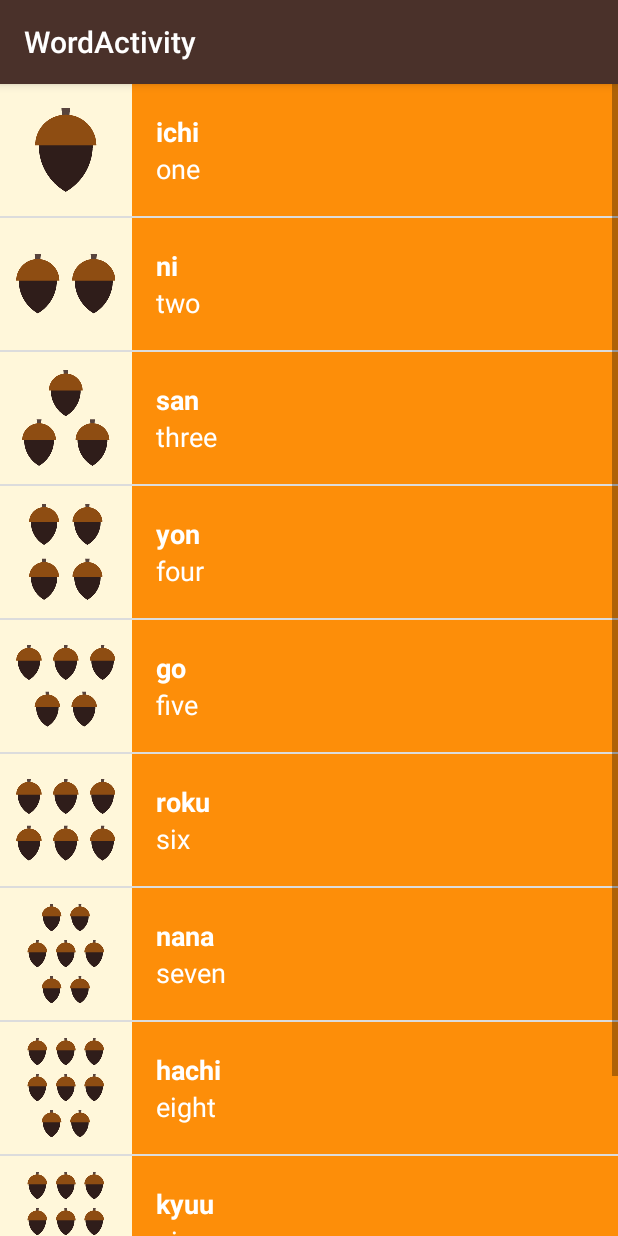
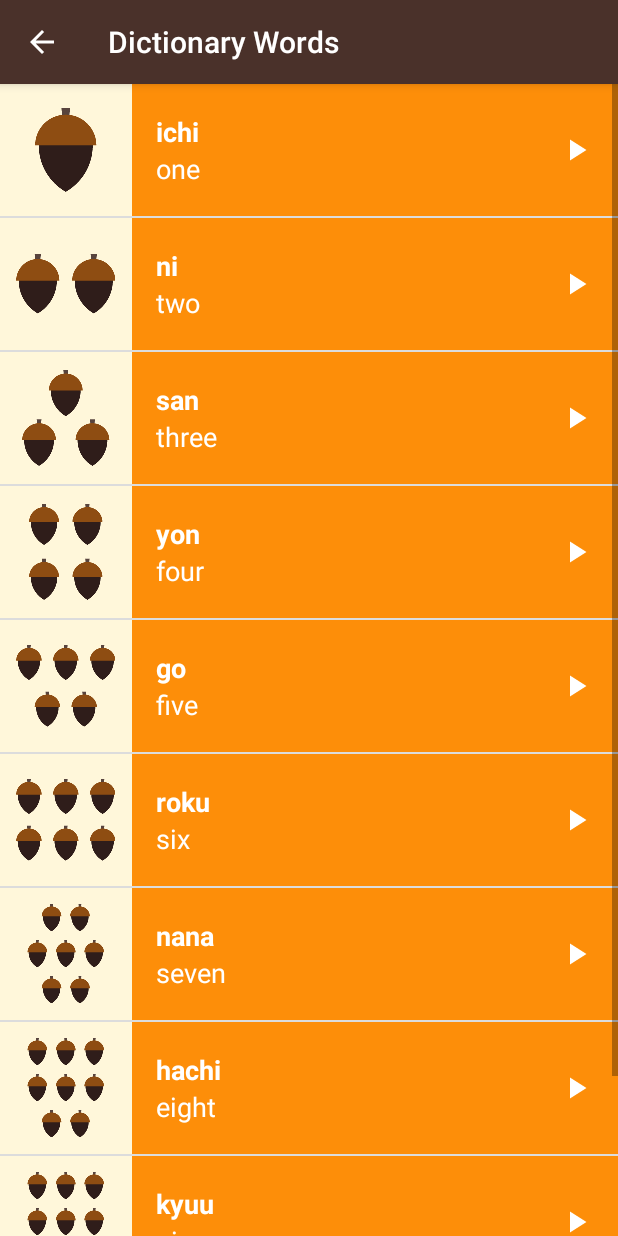
Before and after one commit to bqfix/Japanese-Dictionary, an Android app: the WordActivity screen opened directly, with no data from a screen before it, after a tap on "ni", on a phone screen of 412 x 824 dp. Run offline under Robolectric (Android 15) with nearby library versions, the phone set to English and light mode, and no system bars; 1 statement that could not run was skipped.

Commit message:
Added Up functionality, minor visual changes

```diff
--- a/app/src/main/AndroidManifest.xml
+++ b/app/src/main/AndroidManifest.xml
@@ -29,7 +29,8 @@
                 <category android:name="android.intent.category.LAUNCHER" />
             </intent-filter>
         </activity>
-        <activity android:name=".WordActivity" android:label="WordActivity"/>
+        <activity android:name=".WordActivity" android:label="Dictionary Words"
+            android:parentActivityName=".MainActivity"/>
         <activity android:name=".NumbersActivity" android:label="Numbers"/>
         <activity android:name=".FamilyActivity" android:label="Family" />
         <activity android:name=".ColorsActivity" android:label="Colors" />
--- a/app/src/main/java/com/example/android/miwok/WordActivity.java
+++ b/app/src/main/java/com/example/android/miwok/WordActivity.java
@@ -1,6 +1,8 @@
 package com.example.android.miwok;
 
+import android.content.Context;
 import android.content.Intent;
+import android.media.AudioManager;
 import android.media.MediaPlayer;
 import android.os.Bundle;
 import android.support.v7.app.AppCompatActivity;
@@ -80,9 +82,11 @@ public class WordActivity extends AppCompatActivity {
         if (mMediaPlayer != null) {
             mMediaPlayer.release();
             mMediaPlayer = null;
+            mAudioManager.abandonAudioFocus(mAudioFocusListener);
         }
     }
 
+    //Initialized OnCompletionListener to know when to release MediaPlayer after playback
     private final MediaPlayer.OnCompletionListener mOnCompletionListener = new MediaPlayer.OnCompletionListener() {
         @Override
         public void onCompletion(MediaPlayer mediaPlayer) {
@@ -90,10 +94,29 @@ public class WordActivity extends AppCompatActivity {
         }
     };
 
+    //Initialize an AudioManager
+    private AudioManager mAudioManager;
+
+
+    //Initialize AudioFocus Listener
+    AudioManager.OnAudioFocusChangeListener mAudioFocusListener = new AudioManager.OnAudioFocusChangeListener() {
+        @Override
+        public void onAudioFocusChange(int focusChange) {
+            if (focusChange == AudioManager.AUDIOFOCUS_GAIN) {
+                mMediaPlayer.start();
+            } else {
+                releaseMediaPlayer();
+            }
+        }
+    };
+
     @Override
     protected void onCreate(Bundle savedInstanceState) {
         super.onCreate(savedInstanceState);
         setContentView(R.layout.word_list);
+
+        //Up button functionality
+        getSupportActionBar().setDisplayHomeAsUpEnabled(true);
 
         //Choose the ArrayList
         Intent previousIntent = getIntent();
@@ -138,6 +161,9 @@ public class WordActivity extends AppCompatActivity {
         //Assign items to ListView via adapter
         listView.setAdapter(itemsAdapter);
 
+        //Assign Audio Manager
+        mAudioManager = (AudioManager) getSystemService(Context.AUDIO_SERVICE);
+
 
 
         //Create ItemClickListener for media playback
@@ -146,11 +172,16 @@ public class WordActivity extends AppCompatActivity {
             public void onItemClick(AdapterView<?> adapterView, View view, int i, long l) {
                 //Release media player resources if currently playing
                 releaseMediaPlayer();
-                //Create and execute new media player based on object clicked
-                mMediaPlayer = MediaPlayer.create(WordActivity.this, words.get(i).getAudioResourceID());
-                mMediaPlayer.start();
-                //Create OnCompletionListener to deactivate MediaPlayer instance after playback
-                mMediaPlayer.setOnCompletionListener(mOnCompletionListener);
+                //Request Audio Focus
+                int result = mAudioManager.requestAudioFocus(mAudioFocusListener,AudioManager.STREAM_MUSIC,AudioManager.AUDIOFOCUS_GAIN_TRANSIENT);
+
+                if (result == AudioManager.AUDIOFOCUS_REQUEST_GRANTED) {
+                    //Create and execute new media player based on object clicked
+                    mMediaPlayer = MediaPlayer.create(WordActivity.this, words.get(i).getAudioResourceID());
+                    mMediaPlayer.start();
+                    //Create OnCompletionListener to deactivate MediaPlayer instance after playback
+                    mMediaPlayer.setOnCompletionListener(mOnCompletionListener);
+                }
             }
         });
 
--- a/app/src/main/java/com/example/android/miwok/WordAdapter.java
+++ b/app/src/main/java/com/example/android/miwok/WordAdapter.java
@@ -63,8 +63,10 @@ public class WordAdapter extends ArrayAdapter<Word> {
 
         //Set background color
         LinearLayout listItemTextViews = (LinearLayout) listItemView.findViewById(R.id.list_item_text_views);
+        ImageView arrowImageView = (ImageView) listItemView.findViewById(R.id.arrow_image_view);
         int color = ContextCompat.getColor(getContext(), mColorResourceID);
         listItemTextViews.setBackgroundColor(color);
+        arrowImageView.setBackgroundColor(color);
 
 //        //Defunct? Set media player
 //        mMediaPlayer = MediaPlayer.create(getContext(), currentWord.getAudioResourceID());
--- a/app/src/main/res/layout/list_item.xml
+++ b/app/src/main/res/layout/list_item.xml
@@ -2,7 +2,8 @@
 <LinearLayout xmlns:android="http://schemas.android.com/apk/res/android"
     xmlns:tools="http://schemas.android.com/tools"
     android:layout_width="match_parent"
-    android:layout_height="@dimen/list_item_height">
+    android:layout_height="@dimen/list_item_height"
+    tools:background="@color/category_colors">
 
     <ImageView
         android:id="@+id/vocab_image_view"
@@ -30,4 +31,14 @@
             tools:text="one" />
 
     </LinearLayout>
+
+    <!--Image accessed from https://material.io/tools/icons/?icon=play_arrow&style=baseline-->
+    <ImageView
+        android:id="@+id/arrow_image_view"
+        android:layout_width="wrap_content"
+        android:layout_height="match_parent"
+        android:layout_gravity="center_vertical"
+        android:paddingRight="16dp"
+        android:src="@drawable/baseline_play_arrow_white_24"/>
+
 </LinearLayout>
--- a/app/src/main/res/layout/word_list.xml
+++ b/app/src/main/res/layout/word_list.xml
@@ -4,4 +4,5 @@
     android:id="@+id/list"
     android:orientation="vertical"
     android:layout_width="match_parent"
-    android:layout_height="match_parent" />
+    android:layout_height="match_parent"
+    android:drawSelectorOnTop="true"/>
```
Also changed, not shown: app/src/main/res/drawable-hdpi/baseline_play_arrow_white_24.png (added), app/src/main/res/drawable-mdpi/baseline_play_arrow_white_24.png (added), app/src/main/res/drawable-xhdpi/baseline_play_arrow_white_24.png (added), app/src/main/res/drawable-xxhdpi/baseline_play_arrow_white_24.png (added), app/src/main/res/drawable-xxxhdpi/baseline_play_arrow_white_24.png (added).
